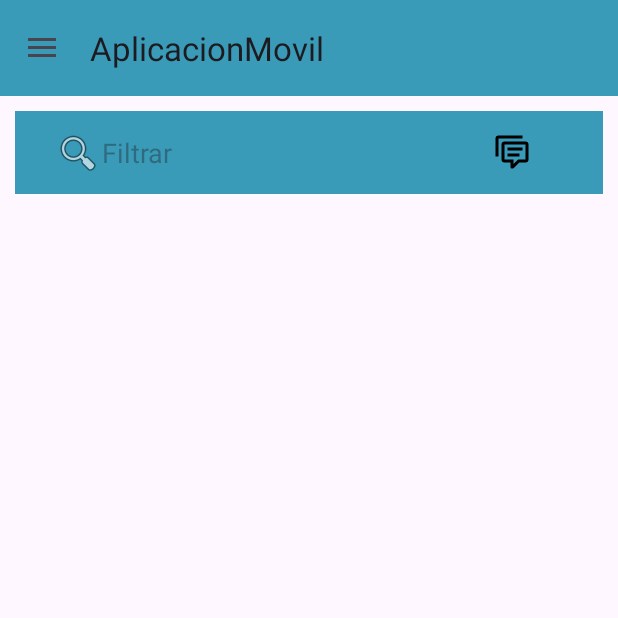
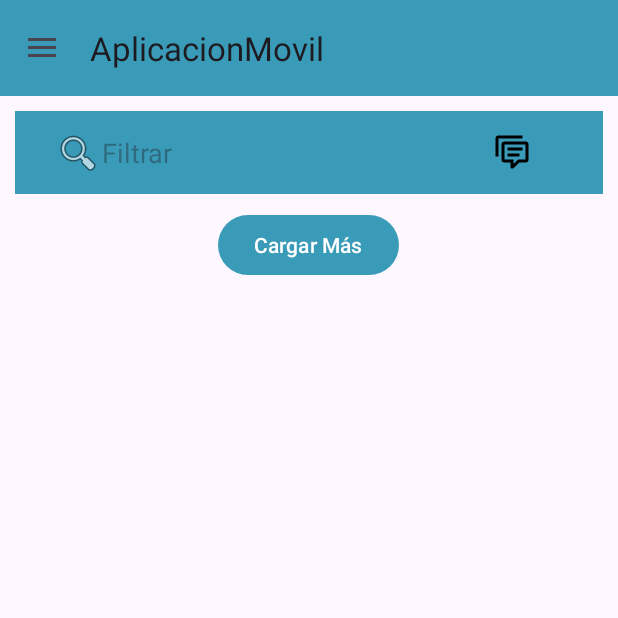
Before and after one commit to InoValz/AplicacionMovil, an Android app: the screen it shows after launch once a user with an empty profile is signed in (MenuPrincipal), on a phone screen of 412 x 824 dp, the top half of it. Run offline under Robolectric (Android 15) with nearby library versions, the phone set to English and light mode, and no system bars; our stand-ins replace Firebase (no records; nobody signed in at launch, a user with empty details on screens opened directly).

Commit message:
version 3.3.9

```diff
--- a/app/src/main/java/com/example/aplicacionmovil/MenuPrincipal.kt
+++ b/app/src/main/java/com/example/aplicacionmovil/MenuPrincipal.kt
@@ -33,7 +33,10 @@ import com.google.firebase.database.FirebaseDatabase
 import com.google.firebase.database.ValueEventListener
 import com.google.firebase.firestore.FirebaseFirestore
 import java.util.Calendar
-
+import java.util.Collections.max
+import java.util.Collections.min
+import kotlin.math.max
+import kotlin.math.min
 
 
 class MenuPrincipal : AppCompatActivity(), NavigationView.OnNavigationItemSelectedListener{
@@ -48,8 +51,9 @@ class MenuPrincipal : AppCompatActivity(), NavigationView.OnNavigationItemSelect
     private val publicacionesList = mutableListOf<Publicacion>()
     private lateinit var publicacionAdapter: PublicacionAdapter
 
-    private val numPublicationsPerPage = 4  // Número de publicaciones por página
     private var startIndex = 0  // Índice inicial para cargar publicaciones
+    private var endIndex = 4  // Índice final para mostrar publicaciones
+    private val numPublicationsPerPage = 5  // Número de publicaciones por página
 
     override fun onCreate(savedInstanceState: Bundle?) {
         super.onCreate(savedInstanceState)
@@ -63,33 +67,17 @@ class MenuPrincipal : AppCompatActivity(), NavigationView.OnNavigationItemSelect
         recyclerView.adapter = publicacionAdapter
         recyclerView.layoutManager = LinearLayoutManager(this)
 
-
         cargarPublicaciones()
 
         val btnLoadMore = findViewById<Button>(R.id.btnLoadMore)
-        val adapter = PublicacionAdapter(publicacionesList.subList(0, startIndex))
+        val btnVolver = findViewById<Button>(R.id.btnVolver)
+        val maxIndex = publicacionesList.size - 1
+        this.startIndex = max(0, min(startIndex, maxIndex))
+        this.endIndex = min(maxIndex, startIndex + numPublicationsPerPage - 1)
+
+        val adapter = PublicacionAdapter(publicacionesList.subList(startIndex, endIndex + 1))
         recyclerView.layoutManager = LinearLayoutManager(this)
         recyclerView.adapter = adapter
-
-        // Configurar el botón "Cargar Más"
-        btnLoadMore.setOnClickListener {
-            // Cargar las siguientes 4 publicaciones
-            startIndex += numPublicationsPerPage
-            val endIndex = startIndex + numPublicationsPerPage
-            if (endIndex <= publicacionesList.size) {
-                val nextPublications = publicacionesList.subList(startIndex, endIndex)
-                adapter.addPublicaciones(nextPublications)
-            } else {
-                // Si no hay más publicaciones para cargar, oculta el botón "Cargar Más"
-                btnLoadMore.visibility = View.GONE
-            }
-        }
-
-        // Inicialmente, oculta el botón "Cargar Más" si no hay más publicaciones
-        if (publicacionesList.size <= numPublicationsPerPage) {
-            btnLoadMore.visibility = View.GONE
-        }
-
 
         btnToolbar = findViewById(R.id.btn_toolbar)
         btnToolbar.setOnClickListener {
@@ -133,6 +121,39 @@ class MenuPrincipal : AppCompatActivity(), NavigationView.OnNavigationItemSelect
 
         val navigationView: NavigationView = findViewById(R.id.nav_view)
         navigationView.setNavigationItemSelectedListener(this)
+
+
+        btnLoadMore.setOnClickListener {
+            startIndex = endIndex + 1 // Mueve el índice de inicio al siguiente elemento después del último mostrado
+            endIndex = startIndex + numPublicationsPerPage - 1 // Calcula el nuevo índice final
+            endIndex = min(endIndex, publicacionesList.size - 1) // Asegúrate de que endIndex no exceda el tamaño de la lista
+            val nextPublications = publicacionesList.subList(startIndex, endIndex + 1)
+            adapter.refreshPublicaciones(nextPublications)
+            btnVolver.visibility = View.VISIBLE // Mostrar el botón "Volver"
+
+            // Comprobar si hemos llegado al final de la lista
+            if (endIndex == publicacionesList.size - 1) {
+                btnLoadMore.visibility = View.GONE
+            }
+        }
+
+        btnVolver.setOnClickListener {
+            endIndex = startIndex - 1 // Mueve el índice final al elemento anterior al primero mostrado
+            startIndex = endIndex - numPublicationsPerPage + 1 // Calcula el nuevo índice de inicio
+            startIndex = max(startIndex, 0) // Asegúrate de que startIndex no sea menor que 0
+            val previousPublications = publicacionesList.subList(startIndex, endIndex + 1)
+            adapter.refreshPublicaciones(previousPublications)
+            btnLoadMore.visibility = View.VISIBLE // Mostrar el botón "Cargar Más"
+
+            // Comprobar si hemos vuelto al principio de la lista
+            if (startIndex == 0) {
+                btnVolver.visibility = View.GONE
+            }
+        }
+
+
+        // Oculta el botón "Volver" al principio, ya que no hay publicaciones anteriores
+        btnVolver.visibility = View.GONE
     }
 
     override fun onNavigationItemSelected(item: MenuItem): Boolean {
@@ -335,7 +356,4 @@ class MenuPrincipal : AppCompatActivity(), NavigationView.OnNavigationItemSelect
         recyclerView.adapter = adapter
     }
 
-
-
-
 }
--- a/app/src/main/res/layout/app_bar_mp.xml
+++ b/app/src/main/res/layout/app_bar_mp.xml
@@ -17,7 +17,7 @@
             android:layout_width="match_parent"
             android:layout_height="?attr/actionBarSize"
             android:background="#3A9BB8"
-            app:layout_scrollFlags="scroll|enterAlways" />
+             />
     </com.google.android.material.appbar.AppBarLayout>
 
     <androidx.core.widget.NestedScrollView
@@ -28,18 +28,18 @@
         <LinearLayout
             android:layout_width="match_parent"
             android:layout_height="match_parent"
-            android:orientation="vertical">
+            android:orientation="vertical"
+            >
 
             <com.google.android.material.appbar.AppBarLayout
                 android:layout_width="match_parent"
                 android:layout_height="wrap_content"
+                android:layout_gravity="bottom"
                 android:layout_marginStart="10dp"
                 android:layout_marginTop="10dp"
                 android:layout_marginEnd="10dp"
                 android:layout_marginBottom="10dp"
-                android:layout_gravity="bottom"
-                android:background="#3A9BB8"
-                app:layout_scrollFlags="scroll|enterAlways">
+                android:background="#3A9BB8">
 
                 <androidx.appcompat.widget.Toolbar
                     android:id="@+id/toolbar_herramientas"
@@ -49,8 +49,7 @@
                     android:layout_marginTop="10dp"
                     android:layout_marginEnd="10dp"
                     android:layout_marginBottom="10dp"
-                    android:background="#3A9BB8"
-                    app:layout_scrollFlags="scroll|enterAlways">
+                    android:background="#3A9BB8">
 
                     <EditText
                         android:id="@+id/edtBuscar"
@@ -61,7 +60,7 @@
                         android:drawableLeft="@android:drawable/ic_menu_search"
                         android:hint="Filtrar"
                         android:inputType="text"
-                        app:layout_scrollFlags="scroll|enterAlways" />
+                         />
 
                     <ImageButton
                         android:id="@+id/btn_toolbar"
@@ -78,15 +77,30 @@
             <androidx.recyclerview.widget.RecyclerView
                 android:id="@+id/recyclerView"
                 android:layout_width="match_parent"
-                android:layout_height="match_parent" />
+                android:layout_height="match_parent"
+                />
 
-            <Button
-                android:id="@+id/btnLoadMore"
-                android:layout_width="wrap_content"
+            <LinearLayout
+                android:layout_width="match_parent"
                 android:layout_height="wrap_content"
-                android:text="Cargar Más"
-                android:layout_gravity="center_horizontal"
-                />
+                android:orientation="horizontal"
+                android:gravity="center"
+                >
+
+                <Button
+                    android:id="@+id/btnVolver"
+                    android:layout_width="wrap_content"
+                    android:layout_height="wrap_content"
+                    android:text="Volver" />
+
+                <Button
+                    android:id="@+id/btnLoadMore"
+                    android:layout_width="wrap_content"
+                    android:layout_height="wrap_content"
+                    android:text="Cargar Más" />
+
+            </LinearLayout>
+
         </LinearLayout>
     </androidx.core.widget.NestedScrollView>
 </androidx.coordinatorlayout.widget.CoordinatorLayout>
```
Also changed, not shown: app/src/main/java/com/example/aplicacionmovil/PublicacionAdapter.kt (+18 -3 lines).
